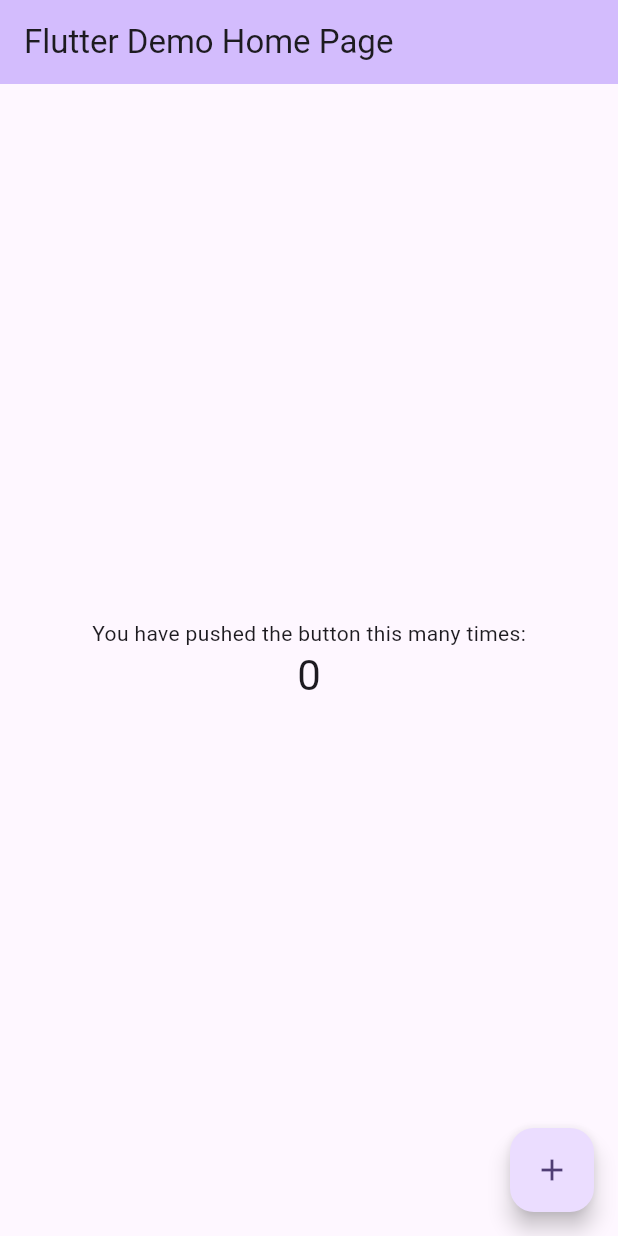
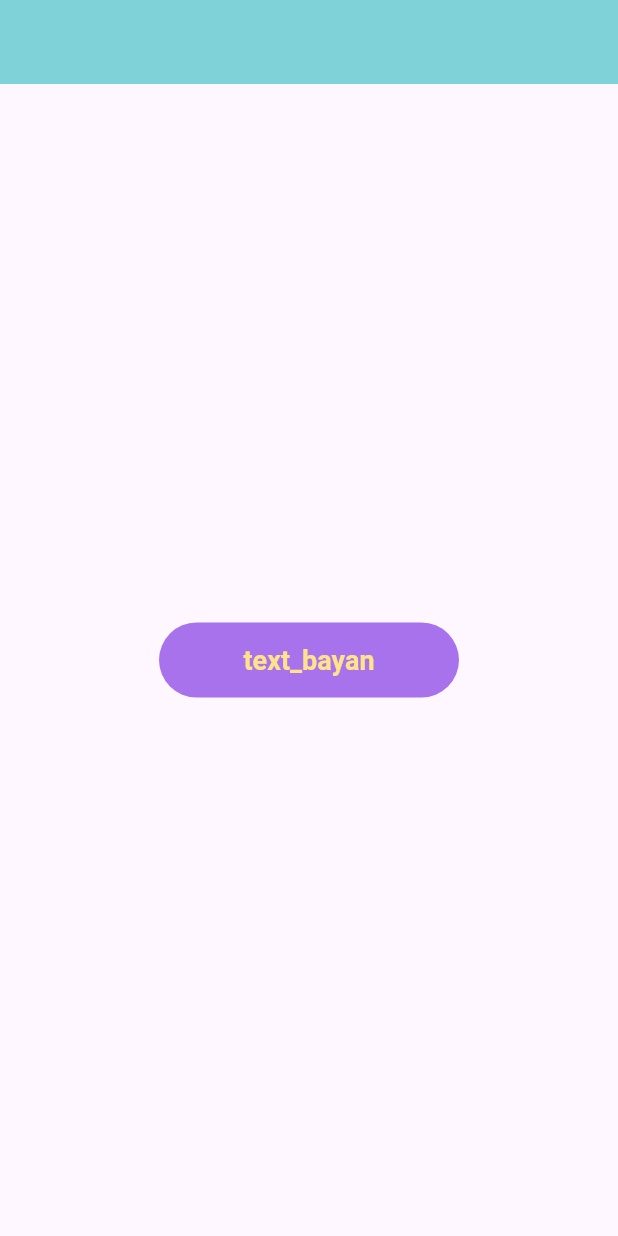
Before and after one commit to BayanDerbas/Real-Estate-Consulting-Support-System, a Flutter app: the screen it shows after launch, on a phone screen of 412 x 824 dp. Run offline on Flutter 3.47's test engine with Material 3 defaults, Android fonts, the phone set to English and light mode, and no system bars; our stand-ins replace get, google_fonts; Roboto replaces fonts that are missing (Itim).

Commit message:
create class fonts and customButtom

```diff
--- /dev/null
+++ b/lib/core/constants/Fonts.dart
@@ -0,0 +1,9 @@
+import 'package:flutter/material.dart';
+import 'package:google_fonts/google_fonts.dart';
+
+class Fonts{
+  static final TextStyle itim = GoogleFonts.itim(
+    fontSize: 18,
+    fontWeight: FontWeight.w600,
+  );
+}
--- a/lib/core/constants/colors.dart
+++ b/lib/core/constants/colors.dart
@@ -1,7 +1,7 @@
 import 'dart:ui';
 import 'package:flutter/material.dart';
 
-class Colors {
+class colors {
   static const Color purple = Color(0xFFA772EB);
   static const Color lavender = Color.fromRGBO(206, 175, 250, 1.0);
   static const Color softPink = Color(0xFFFFB9C3);
@@ -11,5 +11,6 @@ class Colors {
   static const Color skyBlue = Color.fromRGBO(144, 201, 255, 1.0);
   static const Color deepNavy = Color(0xFF05293C);
   static const Color pureWhite = Color(0xFFFFFFFF);
+  static const Color softWhite = Color(0xFFFAFAFA);
   static const Color goldenYellow = Color(0xFFFFE289);
 }
--- a/lib/core/routes/routes.dart
+++ b/lib/core/routes/routes.dart
@@ -0,0 +1,9 @@
+import 'package:get/get.dart';
+import '../../features/home/presentation/pages/Home.dart';
+
+class routes{
+  static const String home = "/home";
+  static List<GetPage> routes_ = [
+    GetPage(name: home, page:() => const Home()),
+  ];
+}
--- /dev/null
+++ b/lib/core/widgets/CustomButtom.dart
@@ -0,0 +1,51 @@
+import 'package:flutter/material.dart';
+import 'package:graduation_project/core/constants/Fonts.dart';
+
+class CustomButtom extends StatelessWidget {
+  final String text;
+  final VoidCallback? onPressed;
+  final Color backgroundColor;
+  final Color textColor;
+  final double borderRadius;
+  final double height;
+  final double width;
+
+  const CustomButtom({
+    super.key,
+    required this.text,
+    this.onPressed,
+    required this.backgroundColor,
+    required this.textColor,
+    this.borderRadius = 30, // حط قيمة
+    this.height = 50,
+    required this.width  // حط قيمة
+  });
+
+  @override
+  Widget build(BuildContext context) {
+    return SizedBox(
+      width: width,
+      height: height,
+      child: ElevatedButton(
+          onPressed: onPressed,
+          style: ElevatedButton.styleFrom(
+            backgroundColor: backgroundColor,
+            foregroundColor: textColor,
+            elevation: 0,
+            shadowColor: Colors.transparent,
+            shape: RoundedRectangleBorder(
+              borderRadius: BorderRadius.circular(borderRadius),
+            ),
+            textStyle: const TextStyle(
+              fontSize: 18,
+              fontWeight: FontWeight.w600
+            ),
+          ),
+          child: Text(
+            text,
+            style: Fonts.itim.copyWith(color: textColor),
+          )
+      ),
+    );
+  }
+}
--- /dev/null
+++ b/lib/features/home/presentation/pages/Home.dart
@@ -0,0 +1,24 @@
+import 'package:flutter/material.dart';
+import 'package:graduation_project/core/widgets/CustomButtom.dart';
+import 'package:graduation_project/core/constants/colors.dart';
+class Home extends StatelessWidget {
+  const Home({super.key});
+
+  @override
+  Widget build(BuildContext context) {
+    return Scaffold(
+      appBar: AppBar(
+        backgroundColor: colors.aquaBlue,
+      ),
+      body: Center(
+        child: CustomButtom(
+            text:"text_bayan",
+            backgroundColor: colors.purple,
+            textColor: colors.goldenYellow,
+            width: 200,
+            onPressed: (){},
+        ),
+      ),
+    );
+  }
+}
--- a/lib/main.dart
+++ b/lib/main.dart
@@ -1,4 +1,6 @@
 import 'package:flutter/material.dart';
+
+import 'features/home/presentation/pages/Home.dart';
 
 void main() {
   runApp(const MyApp());
@@ -11,112 +13,7 @@ class MyApp extends StatelessWidget {
   @override
   Widget build(BuildContext context) {
     return MaterialApp(
-      title: 'Flutter Demo',
-      theme: ThemeData(
-        // This is the theme of your application.
-        //
-        // TRY THIS: Try running your application with "flutter run". You'll see
-        // the application has a purple toolbar. Then, without quitting the app,
-        // try changing the seedColor in the colorScheme below to Colors.green
-        // and then invoke "hot reload" (save your changes or press the "hot
-        // reload" button in a Flutter-supported IDE, or press "r" if you used
-        // the command line to start the app).
-        //
-        // Notice that the counter didn't reset back to zero; the application
-        // state is not lost during the reload. To reset the state, use hot
-        // restart instead.
-        //
-        // This works for code too, not just values: Most code changes can be
-        // tested with just a hot reload.
-        colorScheme: ColorScheme.fromSeed(seedColor: Colors.deepPurple),
-      ),
-      home: const MyHomePage(title: 'Flutter Demo Home Page'),
+      home: const Home(),
     );
   }
 }
-
-class MyHomePage extends StatefulWidget {
-  const MyHomePage({super.key, required this.title});
-
-  // This widget is the home page of your application. It is stateful, meaning
-  // that it has a State object (defined below) that contains fields that affect
-  // how it looks.
-
-  // This class is the configuration for the state. It holds the values (in this
-  // case the title) provided by the parent (in this case the App widget) and
-  // used by the build method of the State. Fields in a Widget subclass are
-  // always marked "final".
-
-  final String title;
-
-  @override
-  State<MyHomePage> createState() => _MyHomePageState();
-}
-
-class _MyHomePageState extends State<MyHomePage> {
-  int _counter = 0;
-
-  void _incrementCounter() {
-    setState(() {
-      // This call to setState tells the Flutter framework that something has
-      // changed in this State, which causes it to rerun the build method below
-      // so that the display can reflect the updated values. If we changed
-      // _counter without calling setState(), then the build method would not be
-      // called again, and so nothing would appear to happen.
-      _counter++;
-    });
-  }
-
-  @override
-  Widget build(BuildContext context) {
-    // This method is rerun every time setState is called, for instance as done
-    // by the _incrementCounter method above.
-    //
-    // The Flutter framework has been optimized to make rerunning build methods
-    // fast, so that you can just rebuild anything that needs updating rather
-    // than having to individually change instances of widgets.
-    return Scaffold(
-      appBar: AppBar(
-        // TRY THIS: Try changing the color here to a specific color (to
-        // Colors.amber, perhaps?) and trigger a hot reload to see the AppBar
-        // change color while the other colors stay the same.
-        backgroundColor: Theme.of(context).colorScheme.inversePrimary,
-        // Here we take the value from the MyHomePage object that was created by
-        // the App.build method, and use it to set our appbar title.
-        title: Text(widget.title),
-      ),
-      body: Center(
-        // Center is a layout widget. It takes a single child and positions it
-        // in the middle of the parent.
-        child: Column(
-          // Column is also a layout widget. It takes a list of children and
-          // arranges them vertically. By default, it sizes itself to fit its
-          // children horizontally, and tries to be as tall as its parent.
-          //
-          // Column has various properties to control how it sizes itself and
-          // how it positions its children. Here we use mainAxisAlignment to
-          // center the children vertically; the main axis here is the vertical
-          // axis because Columns are vertical (the cross axis would be
-          // horizontal).
-          //
-          // TRY THIS: Invoke "debug painting" (choose the "Toggle Debug Paint"
-          // action in the IDE, or press "p" in the console), to see the
-          // wireframe for each widget.
-          mainAxisAlignment: MainAxisAlignment.center,
-          children: <Widget>[
-            const Text('You have pushed the button this many times:'),
-            Text(
-              '$_counter',
-              style: Theme.of(context).textTheme.headlineMedium,
-            ),
-          ],
-        ),
-      ),
-      floatingActionButton: FloatingActionButton(
-        onPressed: _incrementCounter,
-        tooltip: 'Increment',
-        child: const Icon(Icons.add),
-      ), // This trailing comma makes auto-formatting nicer for build methods.
-    );
-  }
-}
```
Also changed, not shown: pubspec.yaml (+12 -1 lines), lib/core/widgets/custom_buttom.dart (deleted), lib/features/home/presentation/pages/auth_page.dart (deleted), pubspec.lock, 1 other file.
